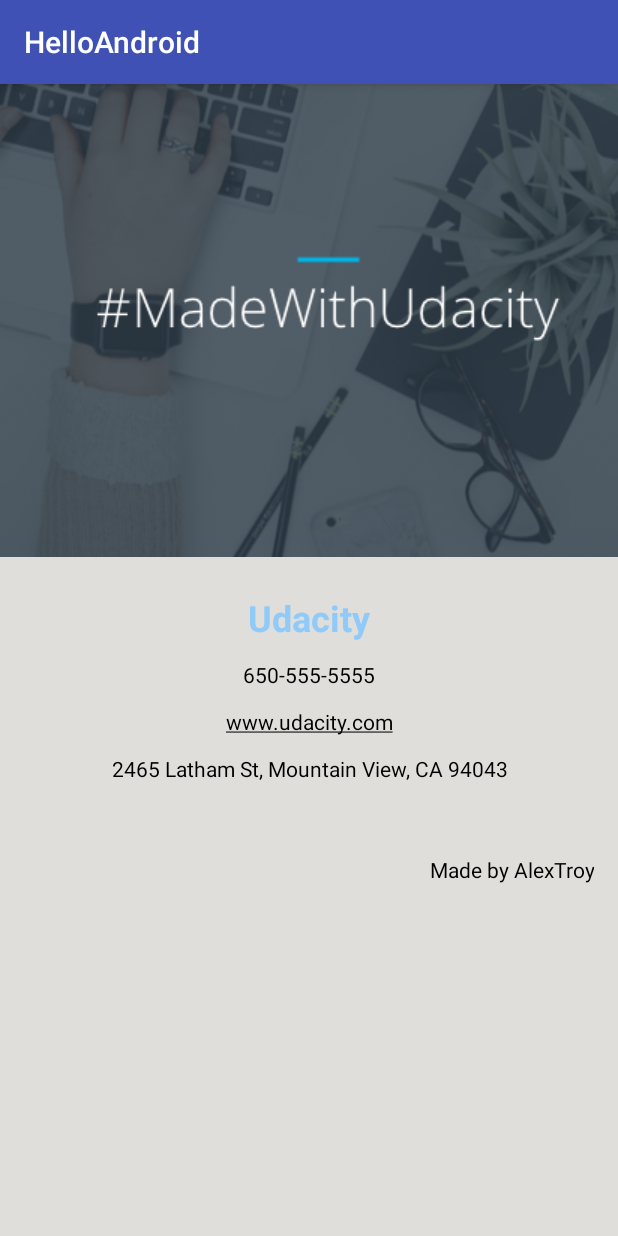
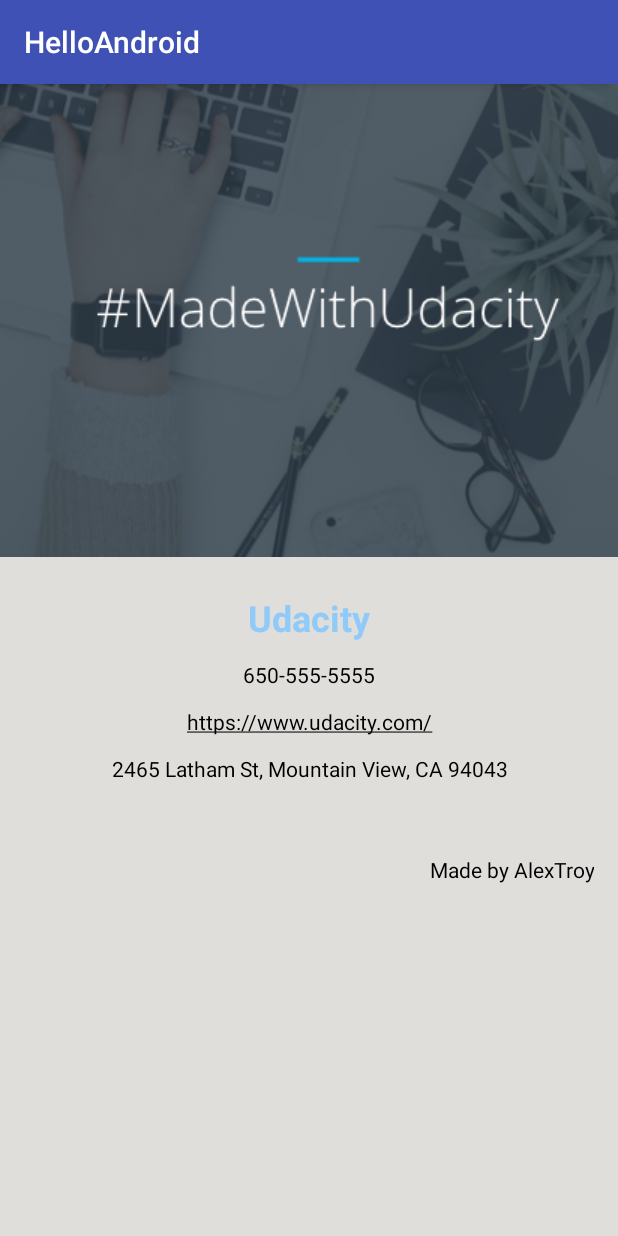
Before and after one commit to Tigran20/Udacity-Works, an Android app: the screen it shows after launch (MainActivity), on a phone screen of 412 x 824 dp. Run offline under Robolectric (Android 15) with nearby library versions, the phone set to English and light mode, and no system bars.

Commit message:
link Udacity

```diff
--- a/HelloAndroid/app/src/main/java/com/example/android/helloandroid/MainActivity.java
+++ b/HelloAndroid/app/src/main/java/com/example/android/helloandroid/MainActivity.java
@@ -2,6 +2,7 @@ package com.example.android.helloandroid;
 
 import android.support.v7.app.AppCompatActivity;
 import android.os.Bundle;
+import android.widget.TextView;
 
 public class MainActivity extends AppCompatActivity {
 
@@ -9,5 +10,7 @@ public class MainActivity extends AppCompatActivity {
     protected void onCreate(Bundle savedInstanceState) {
         super.onCreate(savedInstanceState);
         setContentView(R.layout.activity_main);
+
+
     }
 }
--- a/HelloAndroid/app/src/main/res/layout/activity_main.xml
+++ b/HelloAndroid/app/src/main/res/layout/activity_main.xml
@@ -39,11 +39,12 @@
             android:text="@string/phone" />
 
         <TextView
+            android:id="@+id/udacity_web"
             style="@style/text_view_style"
             android:layout_marginBottom="@dimen/margin_bottom"
+            android:autoLink="web"
             android:text="@string/site"
-            android:autoLink="web"
-            android:textColorLink="@color/text_color_black"/>
+            android:textColorLink="@color/text_color_black" />
 
         <TextView
             style="@style/text_view_style"
--- a/HelloAndroid/app/src/main/res/values/strings.xml
+++ b/HelloAndroid/app/src/main/res/values/strings.xml
@@ -2,7 +2,7 @@
     <string name="app_name">HelloAndroid</string>
     <string name="udacity">Udacity</string>
     <string name="phone">650-555-5555</string>
-    <string name="site">www.udacity.com</string>
+    <string name="site">https://www.udacity.com/</string>
     <string name="street">2465 Latham St, Mountain View, CA 94043</string>
     <string name="made_by_alextroy">Made by AlexTroy</string>
 </resources>
```
